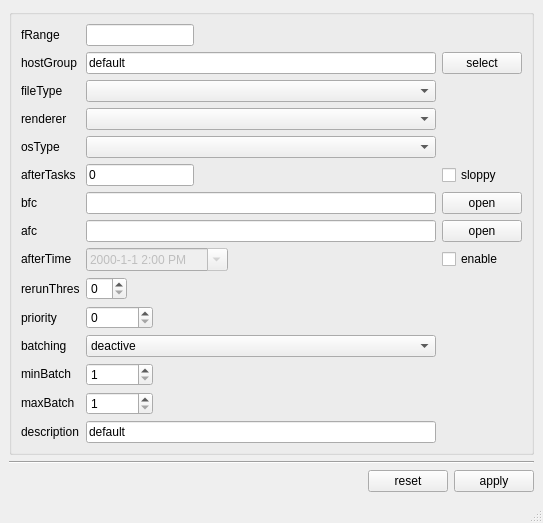
Above: rbhusUI/lib/rbhusEditMultiMod.ui from aumanimationstudios/rbhus before the change. Below: the same form after it.
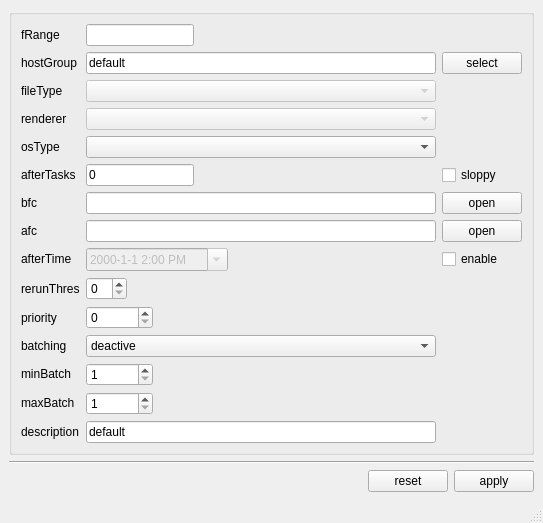
That is the form after the change.

Diff of the .ui file:
```diff
--- a/rbhusUI/lib/rbhusEditMultiMod.ui
+++ b/rbhusUI/lib/rbhusEditMultiMod.ui
@@ -69,7 +69,7 @@
        <item row="4" column="1">
         <widget class="QComboBox" name="comboType">
          <property name="enabled">
-          <bool>true</bool>
+          <bool>false</bool>
          </property>
          <property name="sizePolicy">
           <sizepolicy hsizetype="MinimumExpanding" vsizetype="Fixed">
@@ -453,7 +453,7 @@
        <item row="5" column="1">
         <widget class="QComboBox" name="comboRenderer">
          <property name="enabled">
-          <bool>true</bool>
+          <bool>false</bool>
          </property>
          <property name="sizePolicy">
           <sizepolicy hsizetype="Expanding" vsizetype="Fixed">
```
